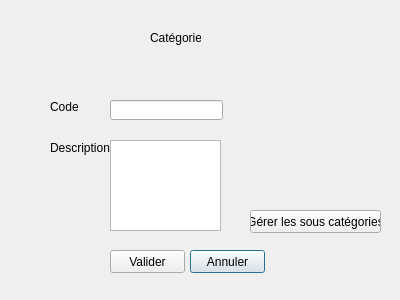
First picture: the form in modifiercategorie.ui, repository Timost/LO21, before the edit.
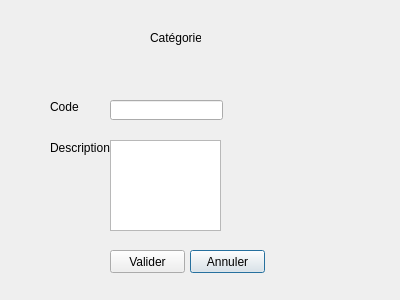
Second picture: the form after the edit.

Patch:
```diff
--- a/modifiercategorie.ui
+++ b/modifiercategorie.ui
@@ -39,19 +39,6 @@
     <string>Valider</string>
    </property>
   </widget>
-  <widget class="QPushButton" name="sousCategorie">
-   <property name="geometry">
-    <rect>
-     <x>250</x>
-     <y>210</y>
-     <width>131</width>
-     <height>23</height>
-    </rect>
-   </property>
-   <property name="text">
-    <string>Gérer les sous catégories</string>
-   </property>
-  </widget>
   <widget class="QLabel" name="label">
    <property name="geometry">
     <rect>
```
